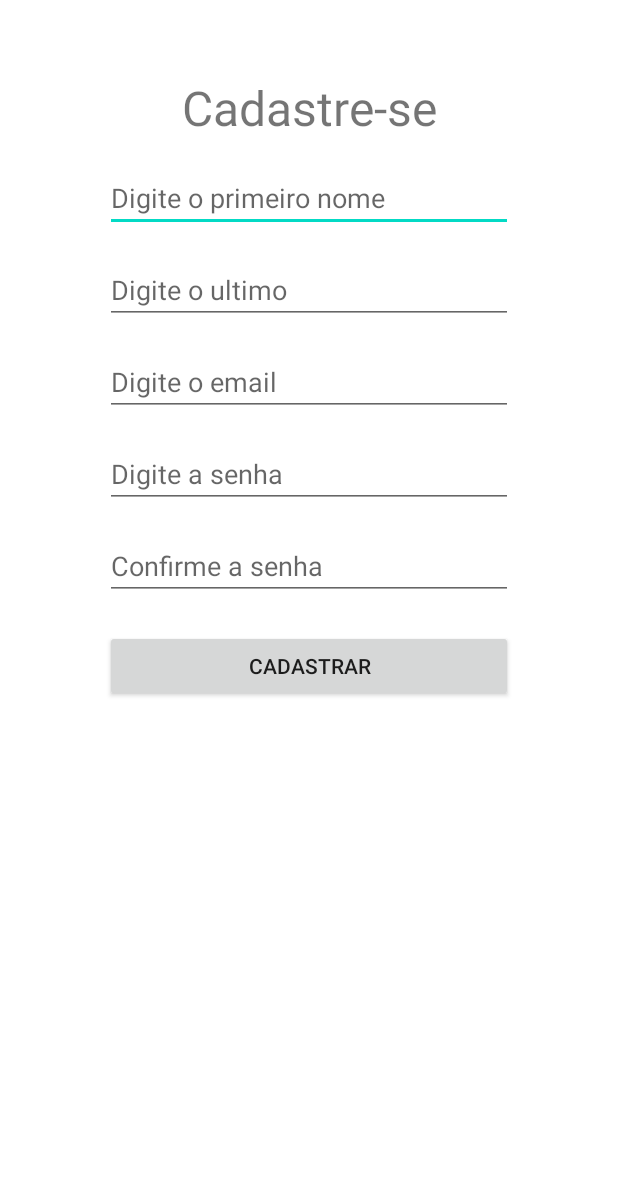
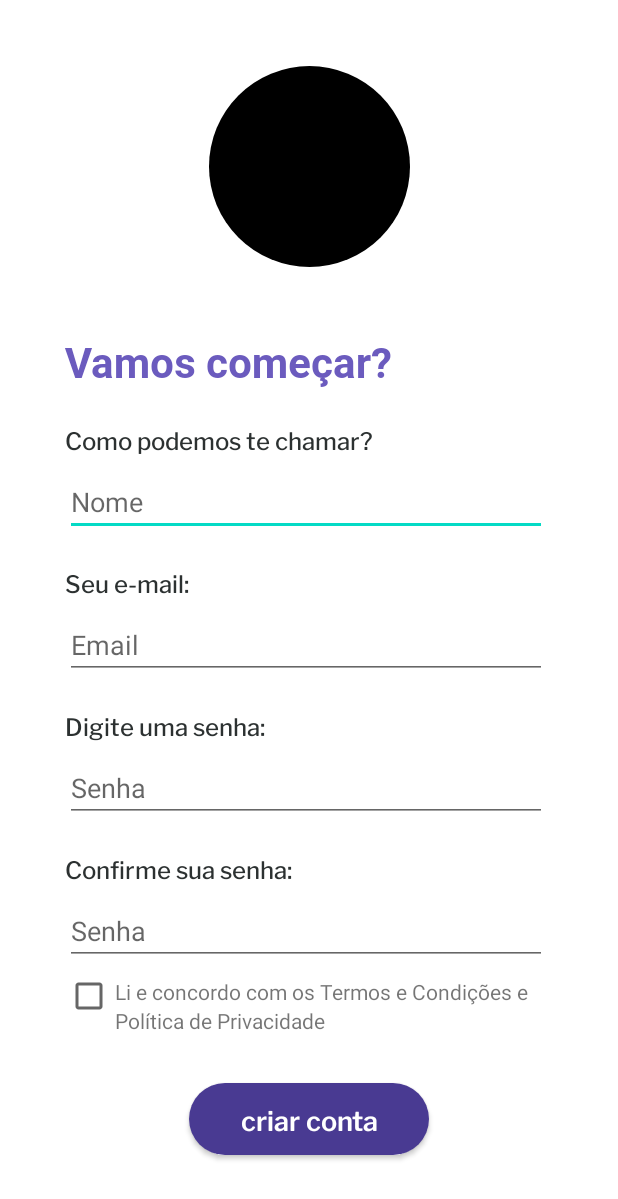
Before and after one commit to pbfn/Trem_que_voa_app, an Android app: the layout fragment_register.xml on its own in the app's theme, with its tools: preview values and no code run, on a phone screen of 412 x 824 dp. Shown: the top 1199 px of the screen. Run offline under Robolectric (Android 15) with nearby library versions, the phone set to English and light mode, and no system bars.

Commit message:
LayoutRegister
Alterado o Layout do registro do usuário.

```diff
--- a/app/src/main/java/com/br/ioasys/tremquevoa/presentation/ui/fragments/RegisterFragment.kt
+++ b/app/src/main/java/com/br/ioasys/tremquevoa/presentation/ui/fragments/RegisterFragment.kt
@@ -75,7 +75,7 @@ class RegisterFragment : Fragment() {
     private fun registerUser() {
         registerViewModel.registerUser(
             firstName = binding.editTextFirstName.text.toString(),
-            lastName = binding.editTextLastName.text.toString(),
+            lastName = "pedro",
             email = binding.editTextEmail.text.toString(),
             password = binding.editTextPassword.text.toString(),
             passwordConfirmation = binding.editTextConfirmPassword.text.toString()
--- /dev/null
+++ b/app/src/main/res/drawable/ic_camera.xml
@@ -0,0 +1,9 @@
+<vector xmlns:android="http://schemas.android.com/apk/res/android"
+    android:width="31dp"
+    android:height="28dp"
+    android:viewportWidth="31"
+    android:viewportHeight="28">
+  <path
+      android:pathData="M28,6.6667H23.7733L21.3333,4H13.3333V6.6667H20.16L22.6,9.3333H28V25.3333H6.6667V13.3333H4V25.3333C4,26.8 5.2,28 6.6667,28H28C29.4667,28 30.6667,26.8 30.6667,25.3333V9.3333C30.6667,7.8667 29.4667,6.6667 28,6.6667ZM10.6667,17.3333C10.6667,21.0133 13.6533,24 17.3333,24C21.0133,24 24,21.0133 24,17.3333C24,13.6533 21.0133,10.6667 17.3333,10.6667C13.6533,10.6667 10.6667,13.6533 10.6667,17.3333ZM17.3333,13.3333C19.5333,13.3333 21.3333,15.1333 21.3333,17.3333C21.3333,19.5333 19.5333,21.3333 17.3333,21.3333C15.1333,21.3333 13.3333,19.5333 13.3333,17.3333C13.3333,15.1333 15.1333,13.3333 17.3333,13.3333ZM6.6667,6.6667H10.6667V4H6.6667V0H4V4H0V6.6667H4V10.6667H6.6667V6.6667Z"
+      android:fillColor="#6B5BBE"/>
+</vector>
--- a/app/src/main/res/layout/fragment_register.xml
+++ b/app/src/main/res/layout/fragment_register.xml
@@ -1,95 +1,190 @@
 <?xml version="1.0" encoding="utf-8"?>
-<androidx.constraintlayout.widget.ConstraintLayout xmlns:android="http://schemas.android.com/apk/res/android"
+<ScrollView xmlns:android="http://schemas.android.com/apk/res/android"
     xmlns:app="http://schemas.android.com/apk/res-auto"
     xmlns:tools="http://schemas.android.com/tools"
     android:layout_width="match_parent"
     android:layout_height="match_parent"
     tools:context=".presentation.ui.fragments.RegisterFragment">
 
+    <androidx.constraintlayout.widget.ConstraintLayout
+        android:layout_width="match_parent"
+        android:layout_height="match_parent">
+
+        <de.hdodenhof.circleimageview.CircleImageView
+            android:id="@+id/imageViewCamera"
+            android:layout_width="134dp"
+            android:layout_height="134dp"
+            android:layout_marginTop="44dp"
+            android:src="@color/black"
+            app:layout_constraintEnd_toEndOf="parent"
+            app:layout_constraintStart_toStartOf="parent"
+            app:layout_constraintTop_toTopOf="parent" />
 
         <androidx.appcompat.widget.AppCompatTextView
             android:id="@+id/appCompatTextView"
-        android:layout_width="match_parent"
+            style="@style/Base.Widget.AppCompat.TextView.Title_23"
+            android:layout_width="0dp"
             android:layout_height="wrap_content"
-        android:layout_marginTop="50dp"
-        android:gravity="center"
-        android:text="Cadastre-se"
-        android:textSize="32dp"
+            android:layout_marginStart="43dp"
+            android:layout_marginTop="44dp"
+            android:text="Vamos começar?"
             app:layout_constraintEnd_toEndOf="parent"
             app:layout_constraintStart_toStartOf="parent"
-        app:layout_constraintTop_toTopOf="parent" />
+            app:layout_constraintTop_toBottomOf="@+id/imageViewCamera" />
+
+        <androidx.appcompat.widget.AppCompatTextView
+            android:id="@+id/textViewName"
+            style="@style/Base.Widget.AppCompat.TextView.LibreFranklin_Text_16_Black"
+            android:layout_width="wrap_content"
+            android:layout_height="wrap_content"
+            android:layout_marginTop="21dp"
+            android:text="Como podemos te chamar?"
+            app:layout_constraintStart_toStartOf="@+id/appCompatTextView"
+            app:layout_constraintTop_toBottomOf="@+id/appCompatTextView" />
 
 
         <androidx.appcompat.widget.AppCompatEditText
             android:id="@+id/editTextFirstName"
             android:layout_width="0dp"
             android:layout_height="wrap_content"
-        android:layout_marginHorizontal="70dp"
-        android:layout_marginTop="16dp"
-        android:hint="Digite o primeiro nome"
+            android:layout_marginTop="8dp"
+            android:layout_marginEnd="47dp"
+            android:hint="Nome"
             android:inputType="text"
             app:layout_constraintEnd_toEndOf="parent"
-        app:layout_constraintStart_toStartOf="parent"
-        app:layout_constraintTop_toBottomOf="@+id/appCompatTextView" />
+            app:layout_constraintStart_toStartOf="@+id/textViewName"
+            app:layout_constraintTop_toBottomOf="@+id/textViewName" />
 
-    <androidx.appcompat.widget.AppCompatEditText
-        android:id="@+id/editTextLastName"
-        android:layout_width="0dp"
+
+        <androidx.appcompat.widget.AppCompatTextView
+            android:id="@+id/textViewEmail"
+            style="@style/Base.Widget.AppCompat.TextView.LibreFranklin_Text_16_Black"
+            android:layout_width="wrap_content"
             android:layout_height="wrap_content"
-        android:layout_marginHorizontal="70dp"
-        android:layout_marginTop="16dp"
-        android:hint="Digite o ultimo"
-        android:inputType="text"
-        app:layout_constraintEnd_toEndOf="parent"
-        app:layout_constraintStart_toStartOf="parent"
+            android:layout_marginTop="19dp"
+            android:text="Seu e-mail:"
+            app:layout_constraintStart_toStartOf="@+id/editTextFirstName"
             app:layout_constraintTop_toBottomOf="@+id/editTextFirstName" />
+
 
         <androidx.appcompat.widget.AppCompatEditText
             android:id="@+id/editTextEmail"
             android:layout_width="0dp"
             android:layout_height="wrap_content"
-        android:layout_marginHorizontal="70dp"
-        android:layout_marginTop="16dp"
-        android:hint="Digite o email"
-        android:inputType="textEmailAddress"
+            android:layout_marginTop="8dp"
+            android:layout_marginEnd="47dp"
+            android:hint="Email"
+            android:inputType="text"
             app:layout_constraintEnd_toEndOf="parent"
-        app:layout_constraintStart_toStartOf="parent"
-        app:layout_constraintTop_toBottomOf="@+id/editTextLastName" />
+            app:layout_constraintStart_toStartOf="@+id/textViewEmail"
+            app:layout_constraintTop_toBottomOf="@+id/textViewEmail" />
+
+
+        <androidx.appcompat.widget.AppCompatTextView
+            android:id="@+id/textViewPassword"
+            style="@style/Base.Widget.AppCompat.TextView.LibreFranklin_Text_16_Black"
+            android:layout_width="wrap_content"
+            android:layout_height="wrap_content"
+            android:layout_marginTop="19dp"
+            android:text="Digite uma senha:"
+            app:layout_constraintStart_toStartOf="@+id/editTextEmail"
+            app:layout_constraintTop_toBottomOf="@+id/editTextEmail" />
+
 
         <androidx.appcompat.widget.AppCompatEditText
             android:id="@+id/editTextPassword"
             android:layout_width="0dp"
             android:layout_height="wrap_content"
-        android:layout_marginHorizontal="70dp"
-        android:layout_marginTop="16dp"
-        android:hint="Digite a senha"
-        android:inputType="textPassword"
+            android:layout_marginTop="8dp"
+            android:layout_marginEnd="47dp"
+            android:hint="Senha"
+            android:inputType="text"
             app:layout_constraintEnd_toEndOf="parent"
-        app:layout_constraintStart_toStartOf="parent"
-        app:layout_constraintTop_toBottomOf="@+id/editTextEmail" />
+            app:layout_constraintStart_toStartOf="@+id/textViewPassword"
+            app:layout_constraintTop_toBottomOf="@+id/textViewPassword" />
+
+
+        <androidx.appcompat.widget.AppCompatTextView
+            android:id="@+id/textViewConfirmPassword"
+            style="@style/Base.Widget.AppCompat.TextView.LibreFranklin_Text_16_Black"
+            android:layout_width="wrap_content"
+            android:layout_height="wrap_content"
+            android:layout_marginTop="19dp"
+            android:text="Confirme sua senha: "
+            app:layout_constraintStart_toStartOf="@+id/editTextPassword"
+            app:layout_constraintTop_toBottomOf="@+id/editTextPassword" />
+
 
         <androidx.appcompat.widget.AppCompatEditText
             android:id="@+id/editTextConfirmPassword"
             android:layout_width="0dp"
             android:layout_height="wrap_content"
-        android:layout_marginHorizontal="70dp"
-        android:layout_marginTop="16dp"
-        android:hint="Confirme a senha"
-        android:inputType="textPassword"
+            android:layout_marginTop="8dp"
+            android:layout_marginEnd="47dp"
+            android:hint="Senha"
+            android:inputType="text"
             app:layout_constraintEnd_toEndOf="parent"
-        app:layout_constraintStart_toStartOf="parent"
-        app:layout_constraintTop_toBottomOf="@+id/editTextPassword" />
+            app:layout_constraintStart_toStartOf="@+id/textViewConfirmPassword"
+            app:layout_constraintTop_toBottomOf="@+id/textViewConfirmPassword" />
+
+        <androidx.appcompat.widget.AppCompatCheckBox
+            android:id="@+id/appCompatCheckBox"
+            android:layout_width="25dp"
+            android:layout_height="25dp"
+            android:layout_marginTop="8dp"
+            android:gravity="center"
+            app:layout_constraintStart_toStartOf="@+id/editTextConfirmPassword"
+            app:layout_constraintTop_toBottomOf="@+id/editTextConfirmPassword" />
+
+        <androidx.appcompat.widget.AppCompatTextView
+            android:id="@+id/textViewTerms_part1"
+            android:layout_width="wrap_content"
+            android:layout_height="wrap_content"
+            android:layout_marginStart="8dp"
+            android:text="Li e concordo com os "
+            app:layout_constraintStart_toEndOf="@+id/appCompatCheckBox"
+            app:layout_constraintTop_toTopOf="@+id/appCompatCheckBox" />
+
+        <androidx.appcompat.widget.AppCompatTextView
+            android:id="@+id/textViewTerms_part2"
+            android:layout_width="wrap_content"
+            android:layout_height="wrap_content"
+            android:text="Termos e Condições"
+            app:layout_constraintStart_toEndOf="@+id/textViewTerms_part1"
+            app:layout_constraintTop_toTopOf="@+id/textViewTerms_part1" />
+
+        <androidx.appcompat.widget.AppCompatTextView
+            android:id="@+id/textViewTerms_part3"
+            android:layout_width="wrap_content"
+            android:layout_height="wrap_content"
+            android:text=" e "
+            app:layout_constraintStart_toEndOf="@+id/textViewTerms_part2"
+            app:layout_constraintTop_toTopOf="@+id/textViewTerms_part2" />
+
+        <androidx.appcompat.widget.AppCompatTextView
+            android:id="@+id/textViewTerms_part4"
+            android:layout_width="wrap_content"
+            android:layout_height="wrap_content"
+            android:text="Política de Privacidade"
+            app:layout_constraintStart_toStartOf="@+id/textViewTerms_part1"
+            app:layout_constraintTop_toBottomOf="@+id/textViewTerms_part1" />
 
 
         <androidx.appcompat.widget.AppCompatButton
             android:id="@+id/btnRegister"
-        android:layout_width="0dp"
+            style="@style/TextAppearance.AppCompat.Button.StyleButton"
+            android:layout_width="match_parent"
             android:layout_height="wrap_content"
-        android:layout_marginHorizontal="70dp"
-        android:layout_marginTop="20dp"
-        android:text="Cadastrar"
+            android:layout_marginHorizontal="126dp"
+            android:layout_marginTop="32dp"
+            android:layout_marginBottom="36dp"
+            android:text="criar conta"
+            app:layout_constraintBottom_toBottomOf="parent"
             app:layout_constraintEnd_toEndOf="parent"
             app:layout_constraintStart_toStartOf="parent"
-        app:layout_constraintTop_toBottomOf="@+id/editTextConfirmPassword" />
+            app:layout_constraintTop_toBottomOf="@+id/textViewTerms_part4" />
+
 
     </androidx.constraintlayout.widget.ConstraintLayout>
+
+</ScrollView>
--- a/app/src/main/res/navigation/nav_graph.xml
+++ b/app/src/main/res/navigation/nav_graph.xml
@@ -3,7 +3,7 @@
     xmlns:app="http://schemas.android.com/apk/res-auto"
     xmlns:tools="http://schemas.android.com/tools"
     android:id="@+id/nav_graph"
-    app:startDestination="@id/interestsFragment">
+    app:startDestination="@id/loginFragment">
 
     <fragment
         android:id="@+id/loginFragment"
--- a/app/src/main/res/values/colors.xml
+++ b/app/src/main/res/values/colors.xml
@@ -13,4 +13,5 @@
     <color name="text_title">#6B5BBE</color>
     <color name="text_subtitle">#9C91D3</color>
     <color name="text_interests">#757678</color>
+    <color name="title_edit_text">#2C3131</color>
 </resources>
--- a/app/src/main/res/values/syles.xml
+++ b/app/src/main/res/values/syles.xml
@@ -29,4 +29,10 @@
         <item name="android:textSize">14sp</item>
     </style>
 
+    <style name="Base.Widget.AppCompat.TextView.LibreFranklin_Text_16_Black">
+        <item name="android:fontFamily">@font/libre_franklin_medium</item>
+        <item name="android:textColor">@color/title_edit_text</item>
+        <item name="android:textSize">16sp</item>
+    </style>
+
 </resources>
```
Also changed, not shown: app/src/main/res/font/libre_franklin_medium.ttf (added). Lines whose indentation alone changed are shown as unchanged.
